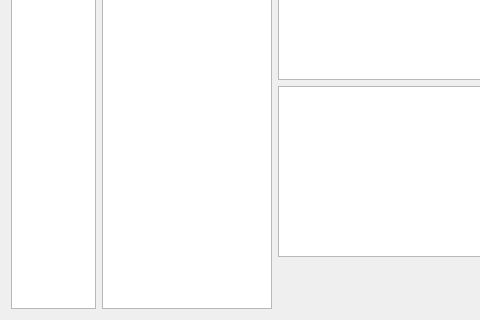
Before: the Qt Designer form forms/apcdata.ui in wangkungit5905/PzAssistant, drawn with Qt 5; both pictures show x 0 to 480 and y 131 to 451 of the 715 by 451 pixel window.
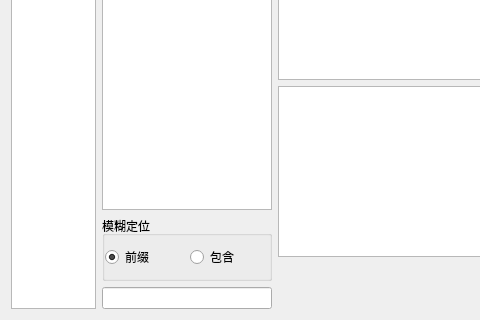
After: the same form once the commit is applied.

Commit message: 在科目余额，科目配置、名称条目、期初数据配置页中提供模糊输入快速定位功能

```diff
--- a/forms/apcdata.ui
+++ b/forms/apcdata.ui
@@ -13,12 +13,51 @@
   <property name="windowTitle">
    <string>Form</string>
   </property>
-  <layout class="QHBoxLayout" name="horizontalLayout_3" stretch="1,2,5">
+  <layout class="QHBoxLayout" name="horizontalLayout_4" stretch="1,2,5">
    <item>
     <widget class="QListWidget" name="fsubs"/>
    </item>
    <item>
-    <widget class="QListWidget" name="ssubs"/>
+    <layout class="QVBoxLayout" name="verticalLayout_2">
+     <item>
+      <widget class="QListWidget" name="ssubs"/>
+     </item>
+     <item>
+      <widget class="QGroupBox" name="groupBox">
+       <property name="title">
+        <string>模糊定位</string>
+       </property>
+       <layout class="QHBoxLayout" name="horizontalLayout_3">
+        <property name="leftMargin">
+         <number>0</number>
+        </property>
+        <property name="rightMargin">
+         <number>0</number>
+        </property>
+        <item>
+         <widget class="QRadioButton" name="rdoPrefixe">
+          <property name="text">
+           <string>前缀</string>
+          </property>
+          <property name="checked">
+           <bool>true</bool>
+          </property>
+         </widget>
+        </item>
+        <item>
+         <widget class="QRadioButton" name="rdoContain">
+          <property name="text">
+           <string>包含</string>
+          </property>
+         </widget>
+        </item>
+       </layout>
+      </widget>
+     </item>
+     <item>
+      <widget class="QLineEdit" name="nameInput"/>
+     </item>
+    </layout>
    </item>
    <item>
     <layout class="QVBoxLayout" name="verticalLayout">
```
The commit also changes 5 other files.
